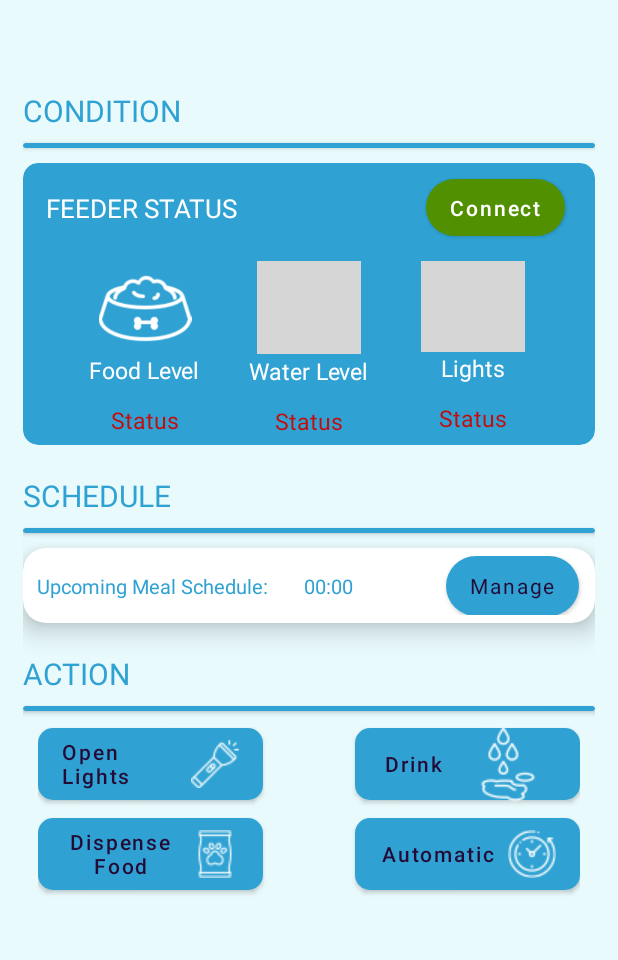
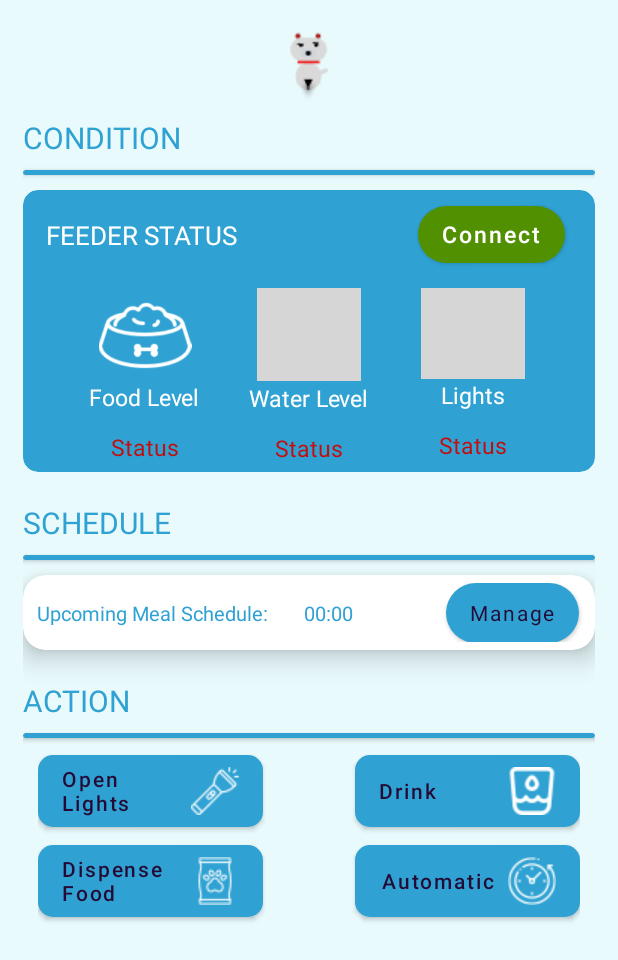
Before and after one commit to NardHodo/PetFeeder-Main, an Android app: the screen it shows after launch (MainActivity), on a phone screen of 412 x 824 dp. Shown: the top 960 px of the screen. Run offline under Robolectric (Android 15) with nearby library versions, the phone set to English and light mode, and no system bars; Roboto replaces fonts that are not available here; grey boxes are pictures that could not be loaded.

Commit message:
-Minor UI Fixes

```diff
--- a/app/src/main/res/layout/activity_main.xml
+++ b/app/src/main/res/layout/activity_main.xml
@@ -6,12 +6,18 @@
     android:orientation="vertical"
     android:background="@color/mainAppColor"
     android:paddingHorizontal="15dp">
+    <ImageView
+        android:layout_width="wrap_content"
+        android:layout_height="wrap_content"
+        android:src="@drawable/E_Yot"
+        android:layout_gravity="center_horizontal"
+        android:layout_marginTop="20dp"/>
 
     <TextView
         android:id="@+id/tvStatus"
         android:layout_width="wrap_content"
         android:layout_height="wrap_content"
-        android:layout_marginTop="60dp"
+        android:layout_marginTop="10dp"
         android:fontFamily="@font/lexend_bold"
         android:text="@string/condition"
         android:textColor="@color/card_view_color"
@@ -60,6 +66,7 @@
                     android:layout_centerVertical="true"
                     android:layout_marginHorizontal="20dp"
                     android:text="@string/connect_button"
+                    android:textSize="15sp"
                     android:textAllCaps="false"
                     app:backgroundTint="@color/connect_button"
                     app:cornerRadius="20dp"
@@ -326,19 +333,22 @@
             android:layout_height="60dp"
             android:text="@string/dispense"
             android:textAllCaps="false"
+            android:textAlignment="viewStart"
             android:layout_below="@id/btnLights"
             android:drawableEnd="@drawable/dispense_food_button"
             app:cornerRadius="10dp"/>
+
         <com.google.android.material.button.MaterialButton
             android:id="@+id/btnManualWater"
             android:layout_width="150dp"
             android:layout_height="60dp"
+            android:layout_alignParentEnd="true"
+            android:drawableEnd="@drawable/wet"
             android:text="@string/drink"
-            android:textAlignment="center"
+            android:textAlignment="viewStart"
             android:textAllCaps="false"
-            android:drawableEnd="@drawable/wet"
-            android:layout_alignParentEnd="true"
-            app:cornerRadius="10dp"/>
+            app:cornerRadius="10dp" />
+
         <com.google.android.material.button.MaterialButton
             android:id="@+id/btnAutomatic"
             android:layout_width="150dp"
```
Also changed, not shown: app/src/main/java/com/example/iotcontroller/Schedule_View.java (+7 -7 lines), app/src/main/res/drawable/E_Yot.png (added), app/src/main/res/drawable/wet.png.
